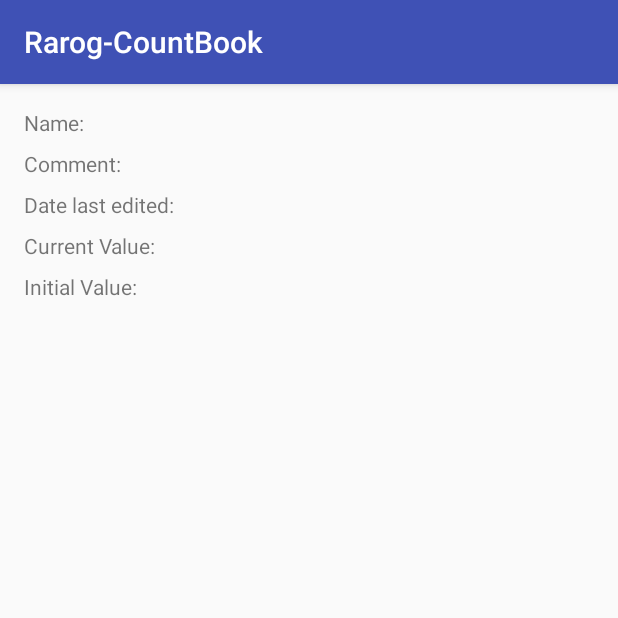
After one commit to OliverRarog/Rarog-CountBook, an Android app: the ViewCounterActivity screen opened directly, with no data from a screen before it, on a phone screen of 412 x 824 dp, the top half of it. The commit adds this screen. Run offline under Robolectric (Android 15) with nearby library versions, the phone set to English and light mode, and no system bars.

Commit message:
Can now view info about counter

```diff
--- a/app/src/main/AndroidManifest.xml
+++ b/app/src/main/AndroidManifest.xml
@@ -16,13 +16,17 @@
                 <category android:name="android.intent.category.LAUNCHER" />
             </intent-filter>
         </activity>
-        <activity android:name=".AddCounterActivity"
-            android:parentActivityName=".MainActivity" >
+        <activity
+            android:name=".AddCounterActivity"
+            android:parentActivityName=".MainActivity">
+
             <!-- The meta-data tag is required if you support API level 15 and lower -->
             <meta-data
                 android:name="android.support.PARENT_ACTIVITY"
                 android:value=".MainActivity" />
         </activity>
+        <activity android:name=".ViewCounterActivity" />
+        <activity android:name=".EditCounterActivity"></activity>
     </application>
 
 </manifest>
--- a/app/src/main/java/com/example/rarog_countbook/AddCounterActivity.java
+++ b/app/src/main/java/com/example/rarog_countbook/AddCounterActivity.java
@@ -79,7 +79,7 @@ public class AddCounterActivity extends AppCompatActivity {
             public void onClick(View view) {
                 String nameText = counterNameEditText.getText().toString();
                 String commentText = counterCommentEditText.getText().toString();
-                int value = Integer.parseInt(counterValueEditText.getText().toString());
+                Integer value = Integer.parseInt(counterValueEditText.getText().toString());
 
                 Intent intent = getIntent();
                 intent.putExtra("nameText", nameText);
--- a/app/src/main/java/com/example/rarog_countbook/Counter.java
+++ b/app/src/main/java/com/example/rarog_countbook/Counter.java
@@ -34,6 +34,10 @@ public class Counter {
         return currentValue;
     }
 
+    public int getInitialValue() {
+        return initialValue;
+    }
+
     public String getCounterName() {
         return counterName;
     }
@@ -48,32 +52,47 @@ public class Counter {
 
     public void incrementCurrentValue() {
         currentValue += 1;
+        updateDate();
     }
 
     public void decrementCurrentValue() {
         if(currentValue >= 1) {
             currentValue -= 1;
+            updateDate();
         }
     }
 
     public void resetCurrentValue() {
         currentValue = initialValue;
+        updateDate();
     }
 
     public void editCounterName(String newName) {
         counterName = newName;
+        updateDate();
     }
 
     public void editCurrentValue(int newValue) {
-        currentValue = newValue;
+        if(newValue >= 0) {
+            currentValue = newValue;
+            updateDate();
+        }
     }
 
     public void editInitialValue(int newValue) {
-        initialValue = newValue;
+        if(newValue >= 0) {
+            initialValue = newValue;
+            updateDate();
+        }
     }
 
     public void editComment(String newComment) {
         comment = newComment;
+        updateDate();
+    }
+
+    public void updateDate() {
+        date = new Date();
     }
 
 
--- a/app/src/main/java/com/example/rarog_countbook/CounterRowAdapter.java
+++ b/app/src/main/java/com/example/rarog_countbook/CounterRowAdapter.java
@@ -1,6 +1,7 @@
 package com.example.rarog_countbook;
 
 import android.content.Context;
+import android.content.Intent;
 import android.view.LayoutInflater;
 import android.view.View;
 import android.view.ViewGroup;
@@ -93,6 +94,14 @@ public class CounterRowAdapter extends BaseAdapter implements ListAdapter{
         viewButton.setOnClickListener(new View.OnClickListener(){
             @Override
             public void onClick(View v) {
+                Intent intent = new Intent(context, ViewCounterActivity.class);
+                intent.putExtra("counterName", counter.getCounterName());
+                intent.putExtra("counterComment", counter.getCounterComment());
+                intent.putExtra("counterDate", counter.getCounterDate().toString());
+                intent.putExtra("counterCurrentValue", String.valueOf(counter.getCurrentValue()));
+                intent.putExtra("counterInitialValue", String.valueOf(counter.getInitialValue()));
+
+                context.startActivity(intent);
             }
         });
 
@@ -113,10 +122,12 @@ public class CounterRowAdapter extends BaseAdapter implements ListAdapter{
         return view;
     }
 
+
+
     @Override
     public void notifyDataSetChanged() {
         super.notifyDataSetChanged();
-        //saveInFile()
+
     }
 
 }
--- /dev/null
+++ b/app/src/main/java/com/example/rarog_countbook/EditCounterActivity.java
@@ -0,0 +1,13 @@
+package com.example.rarog_countbook;
+
+import android.support.v7.app.AppCompatActivity;
+import android.os.Bundle;
+
+public class EditCounterActivity extends AppCompatActivity {
+
+    @Override
+    protected void onCreate(Bundle savedInstanceState) {
+        super.onCreate(savedInstanceState);
+        setContentView(R.layout.activity_edit_counter);
+    }
+}
--- a/app/src/main/java/com/example/rarog_countbook/MainActivity.java
+++ b/app/src/main/java/com/example/rarog_countbook/MainActivity.java
@@ -99,7 +99,6 @@ public class MainActivity extends Activity {
             }
         }
         catch (FileNotFoundException e) {
-            // TODO Auto-generated catch block
             counterList = new ArrayList<>();
         }
     }
@@ -117,7 +116,6 @@ public class MainActivity extends Activity {
             fos.close();
         }
         catch (IOException e) {
-            // TODO Auto-generated catch block
             throw new RuntimeException();
         }
     }
--- /dev/null
+++ b/app/src/main/java/com/example/rarog_countbook/ViewCounterActivity.java
@@ -0,0 +1,35 @@
+package com.example.rarog_countbook;
+
+import android.content.Intent;
+import android.support.v7.app.AppCompatActivity;
+import android.os.Bundle;
+import android.widget.TextView;
+
+public class ViewCounterActivity extends AppCompatActivity {
+
+    @Override
+    protected void onCreate(Bundle savedInstanceState) {
+        super.onCreate(savedInstanceState);
+        setContentView(R.layout.activity_view_counter);
+
+        Intent intent = getIntent();
+
+        String name = intent.getStringExtra("counterName");
+        String comment = intent.getStringExtra("counterComment");
+        String date = intent.getStringExtra("counterDate");
+        String currentValue = intent.getStringExtra("counterCurrentValue");
+        String initialValue = intent.getStringExtra("counterInitialValue");
+
+        TextView nameText = (TextView) findViewById(R.id.nameField);
+        TextView commentText = (TextView) findViewById(R.id.commentField);
+        TextView dateText = (TextView) findViewById(R.id.dateField);
+        TextView currentValueText = (TextView) findViewById(R.id.currentValueField);
+        TextView initialValueText = (TextView) findViewById(R.id.initialValueField);
+
+        nameText.setText(name);
+        commentText.setText(comment);
+        dateText.setText(date);
+        currentValueText.setText(currentValue);
+        initialValueText.setText(initialValue);
+    }
+}
--- /dev/null
+++ b/app/src/main/res/layout/activity_edit_counter.xml
@@ -0,0 +1,9 @@
+<?xml version="1.0" encoding="utf-8"?>
+<android.support.constraint.ConstraintLayout xmlns:android="http://schemas.android.com/apk/res/android"
+    xmlns:app="http://schemas.android.com/apk/res-auto"
+    xmlns:tools="http://schemas.android.com/tools"
+    android:layout_width="match_parent"
+    android:layout_height="match_parent"
+    tools:context="com.example.rarog_countbook.EditCounterActivity">
+
+</android.support.constraint.ConstraintLayout>
--- /dev/null
+++ b/app/src/main/res/layout/activity_view_counter.xml
@@ -0,0 +1,104 @@
+<?xml version="1.0" encoding="utf-8"?>
+<android.support.constraint.ConstraintLayout xmlns:android="http://schemas.android.com/apk/res/android"
+    xmlns:app="http://schemas.android.com/apk/res-auto"
+    xmlns:tools="http://schemas.android.com/tools"
+    android:layout_width="match_parent"
+    android:layout_height="match_parent"
+    tools:context="com.example.rarog_countbook.ViewCounterActivity">
+
+    <TextView
+        android:id="@+id/nameText"
+        android:layout_width="wrap_content"
+        android:layout_height="wrap_content"
+        android:layout_marginLeft="16dp"
+        android:layout_marginTop="16dp"
+        android:text="Name:"
+        app:layout_constraintLeft_toLeftOf="parent"
+        app:layout_constraintTop_toTopOf="parent" />
+
+    <TextView
+        android:id="@+id/nameField"
+        android:layout_width="wrap_content"
+        android:layout_height="wrap_content"
+        app:layout_constraintTop_toTopOf="parent"
+        android:layout_marginTop="16dp"
+        app:layout_constraintLeft_toRightOf="@+id/nameText"
+        android:layout_marginLeft="99dp" />
+
+    <TextView
+        android:id="@+id/commentText"
+        android:layout_width="wrap_content"
+        android:layout_height="wrap_content"
+        android:layout_marginLeft="16dp"
+        android:text="Comment:"
+        app:layout_constraintLeft_toLeftOf="parent"
+        android:layout_marginTop="8dp"
+        app:layout_constraintTop_toBottomOf="@+id/nameText" />
+
+    <TextView
+        android:id="@+id/commentField"
+        android:layout_width="wrap_content"
+        android:layout_height="wrap_content"
+        android:layout_marginTop="8dp"
+        app:layout_constraintTop_toBottomOf="@+id/nameField"
+        app:layout_constraintLeft_toRightOf="@+id/commentText"
+        android:layout_marginLeft="76dp" />
+
+    <TextView
+        android:id="@+id/dateText"
+        android:layout_width="wrap_content"
+        android:layout_height="wrap_content"
+        android:layout_marginLeft="16dp"
+        android:text="Date last edited:"
+        app:layout_constraintLeft_toLeftOf="parent"
+        android:layout_marginTop="8dp"
+        app:layout_constraintTop_toBottomOf="@+id/commentText" />
+
+    <TextView
+        android:id="@+id/dateField"
+        android:layout_width="wrap_content"
+        android:layout_height="wrap_content"
+        android:layout_marginTop="8dp"
+        app:layout_constraintTop_toBottomOf="@+id/commentField"
+        app:layout_constraintLeft_toRightOf="@+id/dateText"
+        android:layout_marginLeft="38dp" />
+
+    <TextView
+        android:id="@+id/currentValueText"
+        android:layout_width="wrap_content"
+        android:layout_height="wrap_content"
+        android:text="Current Value:"
+        android:layout_marginLeft="16dp"
+        app:layout_constraintLeft_toLeftOf="parent"
+        android:layout_marginTop="8dp"
+        app:layout_constraintTop_toBottomOf="@+id/dateText" />
+
+
+    <TextView
+        android:id="@+id/currentValueField"
+        android:layout_width="wrap_content"
+        android:layout_height="wrap_content"
+        app:layout_constraintLeft_toRightOf="@+id/currentValueText"
+        android:layout_marginLeft="53dp"
+        android:layout_marginTop="9dp"
+        app:layout_constraintTop_toBottomOf="@+id/dateField" />
+
+    <TextView
+        android:id="@+id/initialValueText"
+        android:layout_width="wrap_content"
+        android:layout_height="wrap_content"
+        android:text="Initial Value:"
+        android:layout_marginLeft="16dp"
+        app:layout_constraintLeft_toLeftOf="parent"
+        android:layout_marginTop="8dp"
+        app:layout_constraintTop_toBottomOf="@+id/currentValueText" />
+
+    <TextView
+        android:id="@+id/initialValueField"
+        android:layout_width="wrap_content"
+        android:layout_height="wrap_content"
+        android:layout_marginTop="7dp"
+        app:layout_constraintTop_toBottomOf="@+id/currentValueField"
+        app:layout_constraintLeft_toRightOf="@+id/initialValueText"
+        android:layout_marginLeft="65dp" />
+</android.support.constraint.ConstraintLayout>
```
